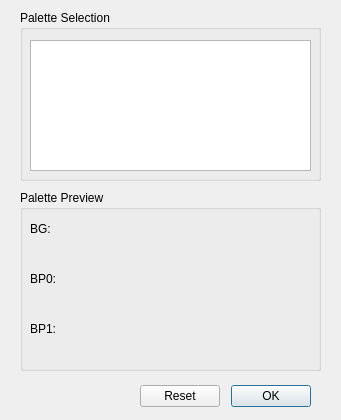
This is GameBeak/src/ColorDialog/ColorDialog.ui in Daniel-McCarthy/GameBeak as Qt 5 draws it before an edit. The edited form follows.
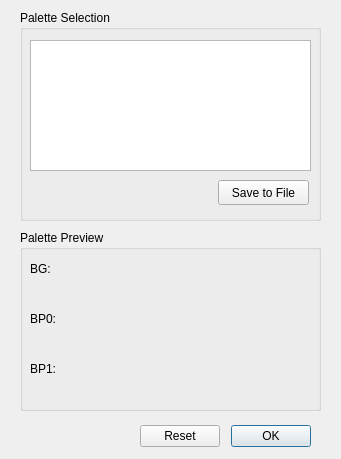
This is the edited form. Custom widgets are drawn as their Qt base class.

Commit message:
Added button to save palettes to file on Color Dialog
Added a button to save palettes to file to save any changes made to the palettes on the Color Dialog.

```diff
--- a/GameBeak/src/ColorDialog/ColorDialog.ui
+++ b/GameBeak/src/ColorDialog/ColorDialog.ui
@@ -7,7 +7,7 @@
     <x>0</x>
     <y>0</y>
     <width>341</width>
-    <height>420</height>
+    <height>459</height>
    </rect>
   </property>
   <property name="windowTitle">
@@ -17,7 +17,7 @@
    <property name="geometry">
     <rect>
      <x>140</x>
-     <y>380</y>
+     <y>420</y>
      <width>171</width>
      <height>32</height>
     </rect>
@@ -35,7 +35,7 @@
      <x>20</x>
      <y>10</y>
      <width>301</width>
-     <height>171</height>
+     <height>211</height>
     </rect>
    </property>
    <property name="title">
@@ -51,12 +51,25 @@
      </rect>
     </property>
    </widget>
+   <widget class="QPushButton" name="saveToFileButton">
+    <property name="geometry">
+     <rect>
+      <x>198</x>
+      <y>170</y>
+      <width>91</width>
+      <height>25</height>
+     </rect>
+    </property>
+    <property name="text">
+     <string>Save to File</string>
+    </property>
+   </widget>
   </widget>
   <widget class="QGroupBox" name="palettePreviewGroupBox">
    <property name="geometry">
     <rect>
      <x>20</x>
-     <y>190</y>
+     <y>230</y>
      <width>301</width>
      <height>181</height>
     </rect>
```
The commit also changes 2 other files.
